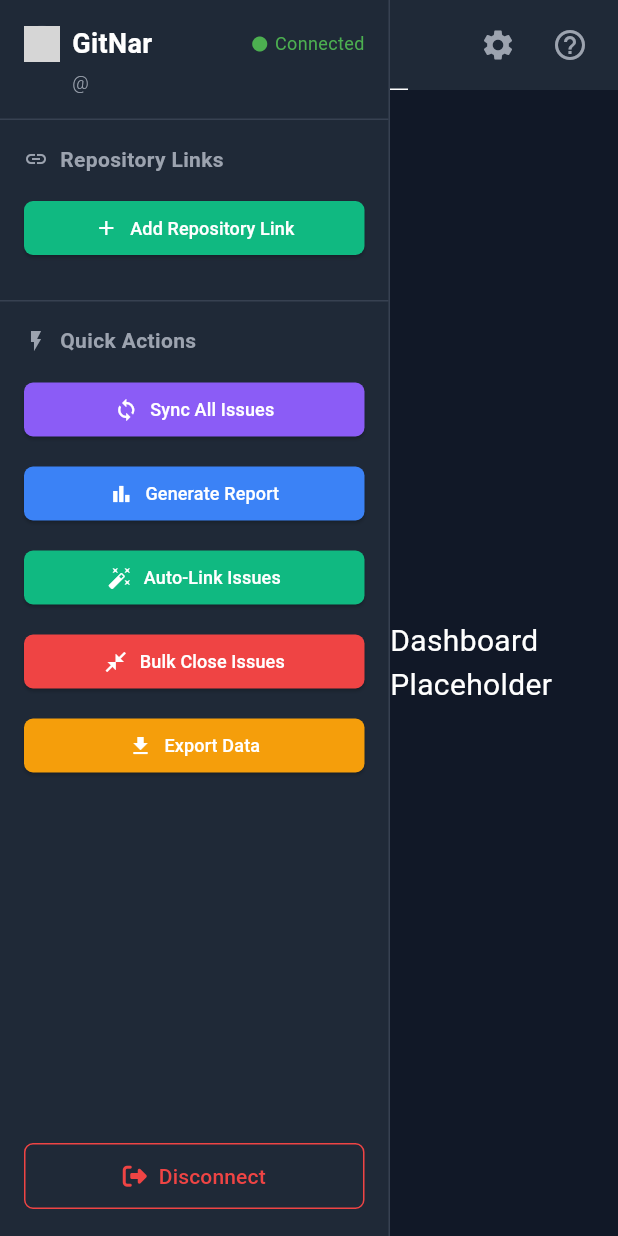
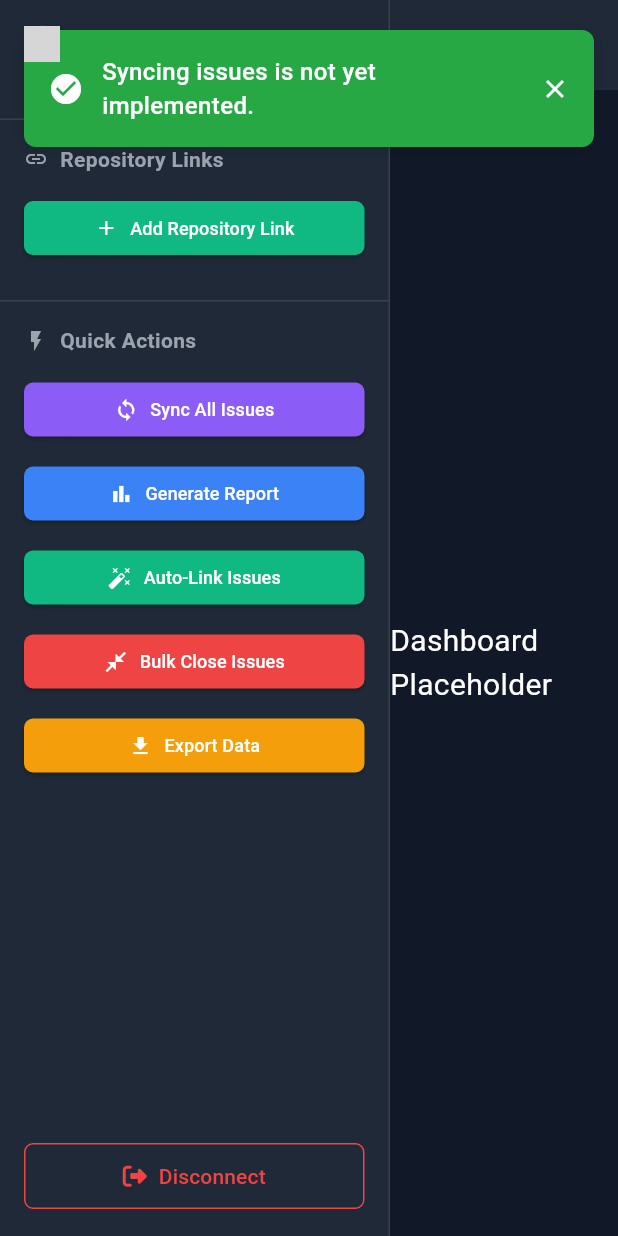
Before and after one commit to T1WiLLi/GitNar, a Flutter app: the HomeView screen opened directly, after a tap on "Sync All Issues", on a phone screen of 412 x 824 dp. Run offline on Flutter 3.47's test engine with Material 3 defaults, Android fonts, the phone set to English and light mode, and no system bars; our stand-ins replace flutter_dotenv, font_awesome_flutter, shared_preferences; missing offline and left inert: oauth2, window_size; accounts and stored records are empty; network calls fail; grey boxes are pictures that could not be loaded.

Commit message:
Implement repository link management: enhance data retrieval and add toast notifications for user feedback

```diff
--- a/lib/src/models/repository_link.dart
+++ b/lib/src/models/repository_link.dart
@@ -1,5 +1,4 @@
 import 'dart:convert';
-
 import 'package:crypto/crypto.dart';
 import 'package:gitnar/src/models/github/github_repo.dart';
 import 'package:gitnar/src/models/sonar/sonar_project.dart';
--- /dev/null
+++ b/lib/src/views/components/general/toast_view.dart
@@ -0,0 +1,232 @@
+import 'package:flutter/material.dart';
+
+enum ToastMode { success, info, warning, error }
+
+class Toast {
+  static void success(
+    BuildContext context,
+    String message, {
+    VoidCallback? onClose,
+    Duration duration = const Duration(seconds: 3),
+  }) {
+    _showToast(context, message, ToastMode.success, onClose, duration);
+  }
+
+  static void info(
+    BuildContext context,
+    String message, {
+    VoidCallback? onClose,
+    Duration duration = const Duration(seconds: 3),
+  }) {
+    _showToast(context, message, ToastMode.info, onClose, duration);
+  }
+
+  static void warning(
+    BuildContext context,
+    String message, {
+    VoidCallback? onClose,
+    Duration duration = const Duration(seconds: 3),
+  }) {
+    _showToast(context, message, ToastMode.warning, onClose, duration);
+  }
+
+  static void error(
+    BuildContext context,
+    String message, {
+    VoidCallback? onClose,
+    Duration duration = const Duration(seconds: 5),
+  }) {
+    _showToast(context, message, ToastMode.error, onClose, duration);
+  }
+
+  static void _showToast(
+    BuildContext context,
+    String message,
+    ToastMode mode,
+    VoidCallback? onClose,
+    Duration duration,
+  ) {
+    final overlay = Overlay.of(context);
+
+    final key = GlobalKey<_ToastWidgetState>();
+    late OverlayEntry entry;
+
+    entry = OverlayEntry(
+      builder: (ctx) {
+        return ToastWidget(
+          key: key,
+          message: message,
+          mode: mode,
+          onClose: () async {
+            await key.currentState?.animateOut();
+            if (entry.mounted) entry.remove();
+            onClose?.call();
+          },
+        );
+      },
+    );
+
+    overlay.insert(entry);
+
+    // Auto‐dismiss after [duration]
+    Future.delayed(duration, () async {
+      if (!entry.mounted) return;
+      await key.currentState?.animateOut();
+      if (entry.mounted) entry.remove();
+      onClose?.call();
+    });
+  }
+}
+
+class ToastWidget extends StatefulWidget {
+  final String message;
+  final ToastMode mode;
+  final VoidCallback onClose;
+
+  const ToastWidget({
+    super.key,
+    required this.message,
+    required this.mode,
+    required this.onClose,
+  });
+
+  @override
+  State<ToastWidget> createState() => _ToastWidgetState();
+}
+
+class _ToastWidgetState extends State<ToastWidget>
+    with SingleTickerProviderStateMixin {
+  late final AnimationController _controller;
+  late final Animation<double> _fadeAnimation;
+  late final Animation<Offset> _slideAnimation;
+
+  @override
+  void initState() {
+    super.initState();
+    _controller = AnimationController(
+      duration: const Duration(milliseconds: 300),
+      vsync: this,
+    );
+
+    _fadeAnimation = Tween<double>(
+      begin: 0.0,
+      end: 1.0,
+    ).animate(CurvedAnimation(parent: _controller, curve: Curves.easeOut));
+
+    _slideAnimation = Tween<Offset>(
+      begin: const Offset(0.0, -1.0),
+      end: Offset.zero,
+    ).animate(CurvedAnimation(parent: _controller, curve: Curves.easeOut));
+
+    // Animate in
+    _controller.forward();
+  }
+
+  @override
+  void dispose() {
+    _controller.dispose();
+    super.dispose();
+  }
+
+  /// Called by the Toast helper to animate out before removal
+  Future<void> animateOut() async {
+    if (mounted) {
+      await _controller.reverse();
+    }
+  }
+
+  Color _getBackgroundColor() {
+    switch (widget.mode) {
+      case ToastMode.success:
+        return const Color(0xFF28A745);
+      case ToastMode.info:
+        return const Color(0xFF17A2B8);
+      case ToastMode.warning:
+        return const Color(0xFFFFC107);
+      case ToastMode.error:
+        return const Color(0xFFDC3545);
+    }
+  }
+
+  Color _getTextColor() {
+    switch (widget.mode) {
+      case ToastMode.warning:
+        return Colors.black87;
+      default:
+        return Colors.white;
+    }
+  }
+
+  IconData _getIcon() {
+    switch (widget.mode) {
+      case ToastMode.success:
+        return Icons.check_circle;
+      case ToastMode.info:
+        return Icons.info;
+      case ToastMode.warning:
+        return Icons.warning;
+      case ToastMode.error:
+        return Icons.error;
+    }
+  }
+
+  @override
+  Widget build(BuildContext context) {
+    return Positioned(
+      top: MediaQuery.of(context).padding.top + 20,
+      left: 16,
+      right: 16,
+      child: SlideTransition(
+        position: _slideAnimation,
+        child: FadeTransition(
+          opacity: _fadeAnimation,
+          child: Material(
+            color: Colors.transparent,
+            child: Container(
+              decoration: BoxDecoration(
+                color: _getBackgroundColor(),
+                borderRadius: BorderRadius.circular(8),
+                boxShadow: [
+                  BoxShadow(
+                    color: Colors.black.withValues(alpha: .1),
+                    blurRadius: 8,
+                    offset: const Offset(0, 2),
+                  ),
+                ],
+              ),
+              padding: const EdgeInsets.symmetric(vertical: 16, horizontal: 16),
+              child: Row(
+                children: [
+                  Icon(_getIcon(), color: _getTextColor(), size: 24),
+                  const SizedBox(width: 12),
+                  Expanded(
+                    child: Text(
+                      widget.message,
+                      style: TextStyle(
+                        color: _getTextColor(),
+                        fontSize: 16,
+                        fontWeight: FontWeight.w500,
+                      ),
+                    ),
+                  ),
+                  const SizedBox(width: 8),
+                  GestureDetector(
+                    onTap: widget.onClose,
+                    child: MouseRegion(
+                      cursor: SystemMouseCursors.click,
+                      child: Icon(
+                        Icons.close,
+                        color: _getTextColor(),
+                        size: 20,
+                      ),
+                    ),
+                  ),
+                ],
+              ),
+            ),
+          ),
+        ),
+      ),
+    );
+  }
+}
--- a/lib/src/views/home_view.dart
+++ b/lib/src/views/home_view.dart
@@ -3,6 +3,7 @@ import 'package:font_awesome_flutter/font_awesome_flutter.dart';
 import 'package:gitnar/src/context/app_context.dart';
 import 'package:gitnar/src/views/components/analytics_view.dart';
 import 'package:gitnar/src/views/components/dashboard_view.dart';
+import 'package:gitnar/src/views/components/general/toast_view.dart';
 import 'package:gitnar/src/views/components/home_view/repository_link_modal.dart';
 import 'package:gitnar/src/views/components/issues_view.dart';
 import 'package:gitnar/src/views/components/workflows_view.dart';
@@ -232,26 +233,53 @@ class HomeViewState extends State<HomeView> {
                   icon: Icons.sync,
                   label: 'Sync All Issues',
                   color: const Color(0xFF8B5CF6),
+                  onPressed: () {
+                    Toast.success(
+                      context,
+                      "Syncing issues is not yet implemented.",
+                    );
+                  },
                 ),
                 _buildSidebarButton(
                   icon: Icons.bar_chart,
                   label: 'Generate Report',
                   color: const Color(0xFF3B82F6),
+                  onPressed: () {
+                    Toast.info(
+                      context,
+                      "Report generation is not yet implemented.",
+                    );
+                  },
                 ),
                 _buildSidebarButton(
                   icon: Icons.auto_fix_high,
                   label: 'Auto-Link Issues',
                   color: const Color(0xFF10B981),
+                  onPressed: () {
+                    Toast.warning(
+                      context,
+                      "Auto-linking issues is not yet implemented.",
+                    );
+                  },
                 ),
                 _buildSidebarButton(
                   icon: Icons.close_fullscreen,
                   label: 'Bulk Close Issues',
                   color: const Color(0xFFEF4444),
+                  onPressed: () {
+                    Toast.error(
+                      context,
+                      "Bulk closing issues is not yet implemented.",
+                    );
+                  },
                 ),
                 _buildSidebarButton(
                   icon: Icons.download,
                   label: 'Export Data',
                   color: const Color(0xFFF59E0B),
+                  onPressed: () {
+                    Toast.info(context, "Data export is not yet implemented.");
+                  },
                 ),
               ],
             ),
```
Also changed, not shown: lib/src/context/app_context.dart (+8 -5 lines), lib/src/views/components/home_view/repository_link_modal.dart (+62 -5 lines).
